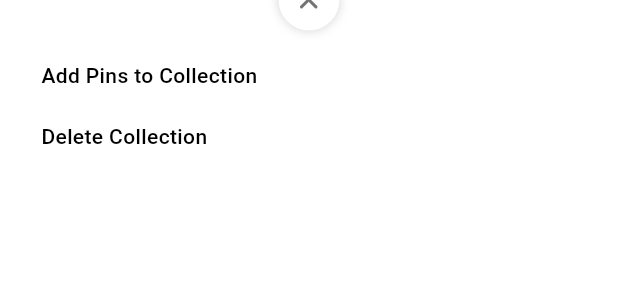
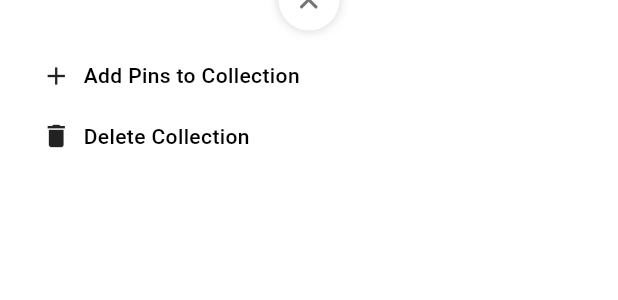
Before and after one commit to s0urav-hald3r/mypins, a Flutter app: the CollectionOptions widget shown alone on an empty page, opened directly with empty values, on a phone screen of 412 x 824 dp. Shown: the top 300 px of the screen. Run offline on Flutter 3.47's test engine with Material 3 defaults, Android fonts, the phone set to English and light mode, and no system bars; our stand-ins replace cached_network_image, dio, flutter_native_splash, flutter_svg, get, get_storage and 1 more; missing offline and left inert: fadingpageview, purchases_flutter; accounts and stored records are empty.

Commit message:
add icons to collection options

```diff
--- a/lib/components/home/collection_options.dart
+++ b/lib/components/home/collection_options.dart
@@ -69,8 +69,10 @@ class CollectionOptions extends StatelessWidget {
                   return ShowPinsList(collectionTag: model.name!);
                 });
           },
-          child: const Row(children: [
-            Text(
+          child: Row(children: [
+            const Icon(Icons.add, size: 20),
+            SizedBox(width: 7.5.w),
+            const Text(
               'Add Pins to Collection',
               style: TextStyle(
                 fontWeight: FontWeight.w500,
@@ -85,8 +87,10 @@ class CollectionOptions extends StatelessWidget {
           onTap: () {
             controller.deleteCollection(model.name!);
           },
-          child: const Row(children: [
-            Text(
+          child: Row(children: [
+            const Icon(Icons.delete, size: 20),
+            SizedBox(width: 7.5.w),
+            const Text(
               'Delete Collection',
               style: TextStyle(
                 fontWeight: FontWeight.w500,
```
